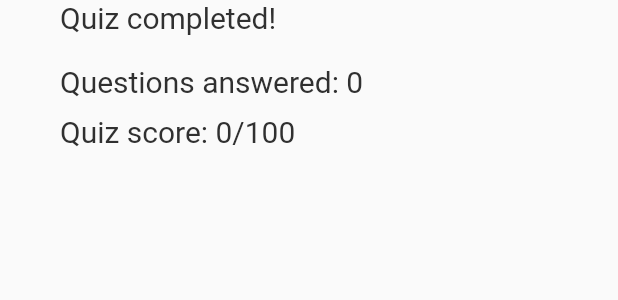
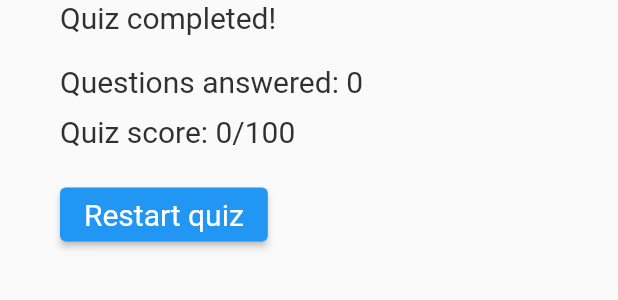
Before and after one commit to techyourchance/git-quiz, a Flutter app: the QuizResultsWidget widget shown alone on an empty page, opened directly with empty values, on a phone screen of 412 x 824 dp. Shown: the top 300 px of the screen. Run offline on Flutter 3.47's test engine with Material 2 defaults, Android fonts, the phone set to English and light mode, and no system bars; our stand-ins replace shared_preferences; accounts and stored records are empty.

Commit message:
Adding 'restart quiz' button to end screen

```diff
--- a/lib/quiz_results_tracker.dart
+++ b/lib/quiz_results_tracker.dart
@@ -7,6 +7,10 @@ import 'answer.dart';
 class QuizResultsTracker {
 
   final Map<Question, _QuestionResult> _questionsResults = Map();
+
+  void reset() {
+    _questionsResults.clear();
+  }
 
   void answerAttempt(Question question) {
     _questionsResults.update(
--- a/lib/quiz_results_widget.dart
+++ b/lib/quiz_results_widget.dart
@@ -9,8 +9,13 @@ import 'answer.dart';
 class QuizResultsWidget extends StatelessWidget {
 
   final QuizResults quizResults;
+  final Function onRestartClickedCallback;
 
-  const QuizResultsWidget({Key? key, required this.quizResults}) : super(key: key);
+  const QuizResultsWidget({
+    Key? key,
+    required this.quizResults,
+    required this.onRestartClickedCallback
+  }) : super(key: key);
 
   @override
   Widget build(BuildContext context) {
@@ -43,7 +48,16 @@ class QuizResultsWidget extends StatelessWidget {
               fontSize: 20,
             ),
           ),
-        ],
+          SizedBox(height: 20),
+          ElevatedButton(
+            style: ElevatedButton.styleFrom(
+                textStyle: const TextStyle(fontSize: 20)
+            ),
+            onPressed: () => onRestartClickedCallback(),
+            child: const Text('Restart quiz'),
+    ),
+
+    ],
       ),
     );
   }
```
Also changed, not shown: lib/main.dart (+19 -7 lines).
